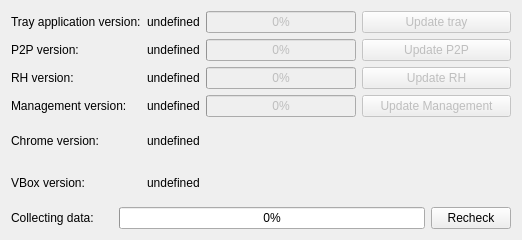
subutai-io/control-center, file hub/forms/DlgAbout.ui: the form before one commit.
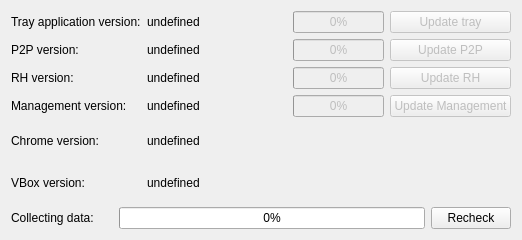
The form after the commit. Icons and pictures are not drawn.

```diff
--- a/hub/forms/DlgAbout.ui
+++ b/hub/forms/DlgAbout.ui
@@ -21,7 +21,7 @@
    <item>
     <layout class="QGridLayout" name="gridLayout_3">
      <item row="0" column="0">
-      <layout class="QGridLayout" name="gridLayout_2">
+      <layout class="QGridLayout" name="gridLayout_2" columnstretch="2,5,1,1">
        <item row="0" column="0">
         <widget class="QLabel" name="lbl_tray_version">
          <property name="text">
```
